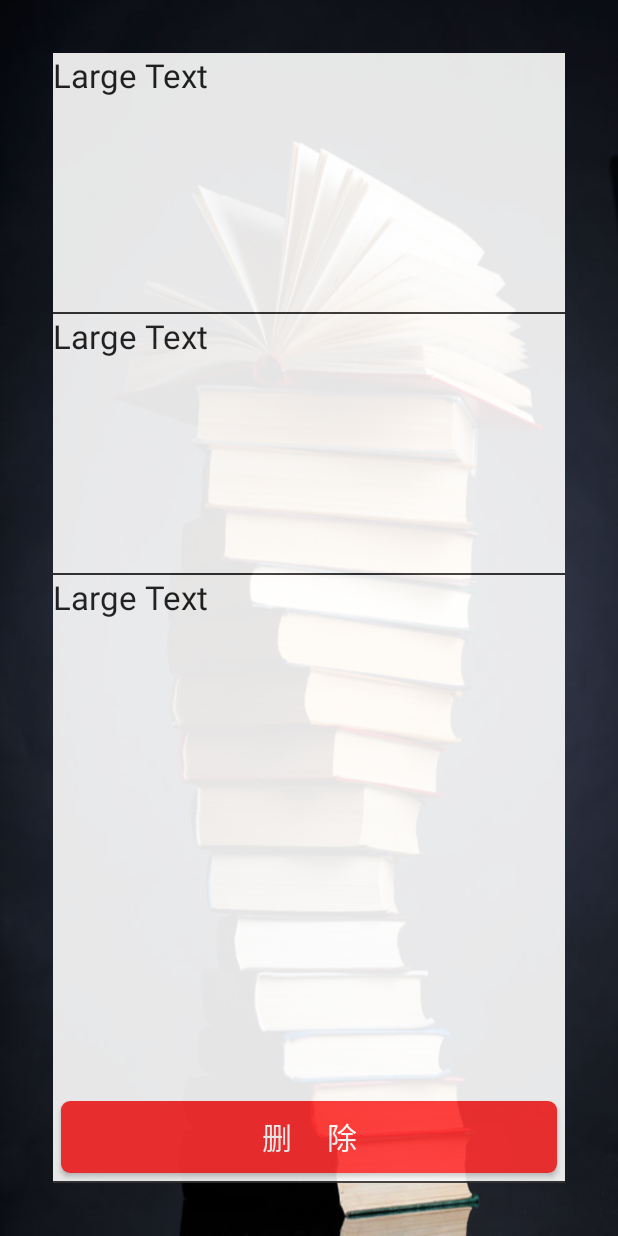
After one commit to gumingsiyi/Schedule, an Android app: the layout show_class.xml on its own in the app's theme, with its tools: preview values and no code run, on a phone screen of 412 x 824 dp. The commit adds this screen. Run offline under Robolectric (Android 15) with nearby library versions, the phone set to English and light mode, and no system bars.

Commit message:
添加了察看课程详情到页面

```diff
--- a/app/src/main/java/com/example/stiles/schedule/MainActivity.java
+++ b/app/src/main/java/com/example/stiles/schedule/MainActivity.java
@@ -15,6 +15,7 @@ import java.util.ArrayList;
 
 public class MainActivity extends AppCompatActivity {
     private static final int ADD_CLASS_CODE = 1;
+    private static final int SHOW_CLASS_CODE = 2;
     private RelativeLayout[] week = new RelativeLayout[7];
     private int per_height;
     private int height;
@@ -86,6 +87,10 @@ public class MainActivity extends AppCompatActivity {
             if (resultCode == RESULT_OK) {
                 drawClass();
             }
+        } else if (requestCode == SHOW_CLASS_CODE) {
+            if (resultCode == RESULT_OK) {
+                drawClass();
+            }
         }
     }
     //从数据库中得到课程信息,生成视图.
@@ -97,7 +102,6 @@ public class MainActivity extends AppCompatActivity {
         if (classList != null) {
             for (Class cur: classList) {
                 RelativeLayout class_layout = createClassLayout(cur.getStart(), cur.getLength());
-                //class_layout.setOrientation(LinearLayout.VERTICAL);
 
                 TextView class_text = createClassInfo(cur.getClass_name()+"\n /@ "+cur.getClassroom());
 
@@ -171,7 +175,7 @@ public class MainActivity extends AppCompatActivity {
         return layout;
     }
 
-    private Button createIdBtn(int id) {
+    private Button createIdBtn(final int id) {
         Button btn = new Button(getBaseContext());
         ViewGroup.LayoutParams params = new ViewGroup.LayoutParams(ViewGroup.LayoutParams.MATCH_PARENT, ViewGroup.LayoutParams.MATCH_PARENT);
         btn.setText(String.valueOf(id));
@@ -180,7 +184,10 @@ public class MainActivity extends AppCompatActivity {
         btn.setOnClickListener(new View.OnClickListener() {
             @Override
             public void onClick(View view) {
-                //Toast.makeText(MainActivity.this,"hhhh",Toast.LENGTH_LONG).show();
+                Intent intent = new Intent();
+                intent.putExtra("id", id);
+                intent.setClass(getBaseContext(), ShowClassActivity.class);
+                startActivityForResult(intent, SHOW_CLASS_CODE);
             }
         });
         return btn;
--- /dev/null
+++ b/app/src/main/java/com/example/stiles/schedule/ShowClassActivity.java
@@ -0,0 +1,15 @@
+package com.example.stiles.schedule;
+
+import android.app.Activity;
+import android.os.Bundle;
+
+/**
+ * Created by stiles on 16/4/15.
+ */
+public class ShowClassActivity extends Activity {
+    @Override
+    protected void onCreate(Bundle savedInstanceState) {
+        super.onCreate(savedInstanceState);
+
+    }
+}
--- /dev/null
+++ b/app/src/main/res/drawable/background_white.xml
@@ -0,0 +1,8 @@
+<?xml version="1.0" encoding="utf-8"?>
+<selector xmlns:android="http://schemas.android.com/apk/res/android">
+    <item>
+        <shape>
+            <solid android:color="#ffffff" />
+        </shape>
+    </item>
+</selector>
--- /dev/null
+++ b/app/src/main/res/drawable/btn_delete.xml
@@ -0,0 +1,16 @@
+<?xml version="1.0" encoding="utf-8"?>
+<selector xmlns:android="http://schemas.android.com/apk/res/android">
+    <item android:state_pressed="true">
+        <shape>
+            <!--色值-->
+            <solid android:color="#DC143C" />
+            <corners android:radius="10dp"/>
+        </shape>
+    </item>
+    <item>
+        <shape>
+            <solid android:color="#FF3030" />
+            <corners android:radius="6dp"/>
+        </shape>
+    </item>
+</selector>
--- /dev/null
+++ b/app/src/main/res/layout/show_class.xml
@@ -0,0 +1,50 @@
+<?xml version="1.0" encoding="utf-8"?>
+<LinearLayout xmlns:android="http://schemas.android.com/apk/res/android"
+              android:orientation="vertical"
+              android:background="@drawable/book"
+              android:layout_width="match_parent"
+              android:layout_height="match_parent">
+
+    <LinearLayout
+            android:alpha="0.9"
+            android:background="@drawable/background_white"
+            android:orientation="vertical"
+            android:layout_width="match_parent"
+            android:layout_height="match_parent" android:layout_gravity="center_horizontal"
+            android:layout_margin="35dp">
+        <TextView
+                android:layout_width="match_parent"
+                android:layout_height="0dp"
+                android:layout_weight="1"
+                android:textAppearance="?android:attr/textAppearanceLarge"
+                android:text="Large Text"
+                android:id="@+id/show_class_name" android:layout_gravity="center_horizontal"/>
+        <View android:layout_width="match_parent" android:layout_height="1dp" android:background="#333333"/>
+        <TextView
+                android:layout_width="match_parent"
+                android:layout_height="0dp"
+                android:layout_weight="1"
+                android:textAppearance="?android:attr/textAppearanceLarge"
+                android:text="Large Text"
+                android:id="@+id/show_teacher_name" android:layout_gravity="center_horizontal"/>
+        <View android:layout_width="match_parent" android:layout_height="1dp" android:background="#333333"/>
+        <TextView
+                android:layout_width="match_parent"
+                android:layout_height="0dp"
+                android:layout_weight="2"
+                android:textAppearance="?android:attr/textAppearanceLarge"
+                android:text="Large Text"
+                android:id="@+id/show_time" android:layout_gravity="center_horizontal"/>
+        <Button
+                android:layout_width="match_parent"
+                android:layout_height="wrap_content"
+                android:background="@drawable/btn_delete"
+                android:textColor="#ffffff"
+                android:textSize="20sp"
+                android:text="删     除"
+                android:id="@+id/button" android:layout_gravity="center_horizontal" android:layout_margin="5dp"/>
+        <View android:layout_width="match_parent" android:layout_height="1dp" android:background="#333333"/>
+
+    </LinearLayout>
+
+</LinearLayout>
```
